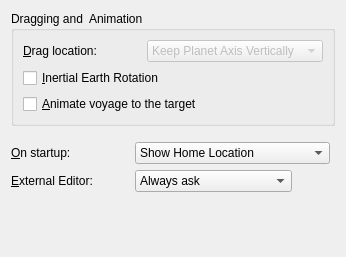
Before: the Qt Designer form src/lib/MarbleNavigationSettingsWidget.ui in KDE/marble, drawn with Qt 5.
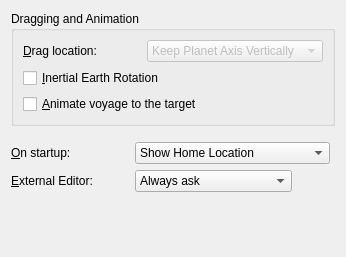
After: the same form once the commit is applied.

What changed in the file:
```diff
--- a/src/lib/MarbleNavigationSettingsWidget.ui
+++ b/src/lib/MarbleNavigationSettingsWidget.ui
@@ -17,7 +17,7 @@
    <item>
     <widget class="QGroupBox" name="groupBox">
      <property name="title">
-      <string>Dragging and  Animation</string>
+      <string>Dragging and Animation</string>
      </property>
      <layout class="QVBoxLayout" name="verticalLayout">
       <item>
```
